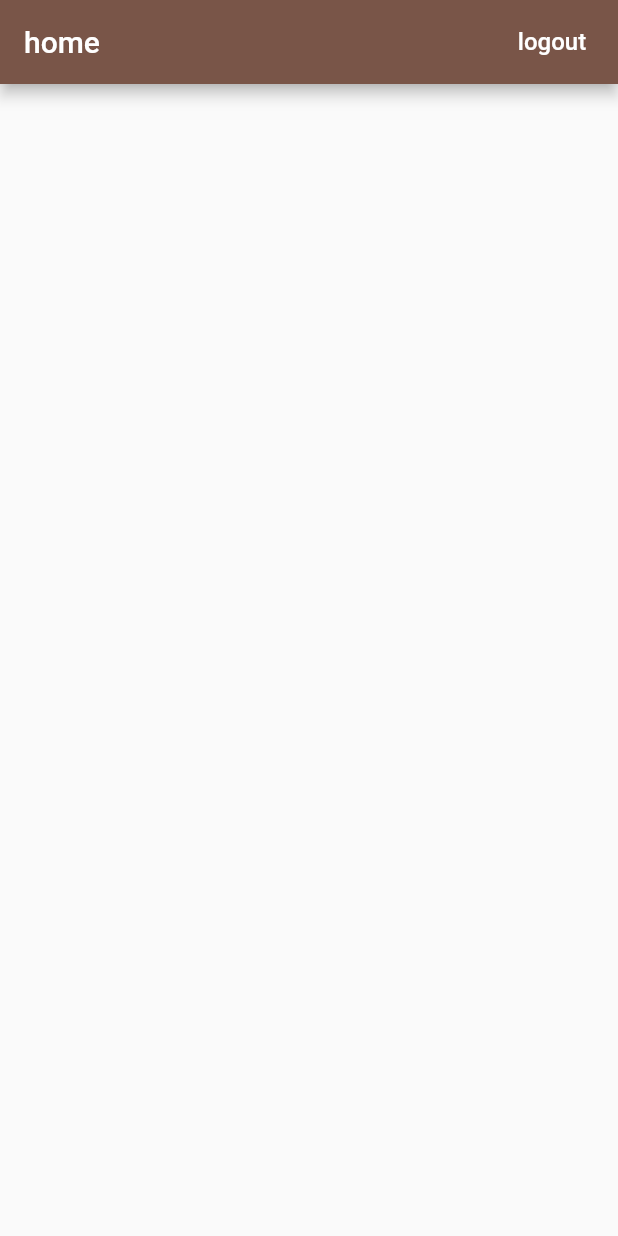
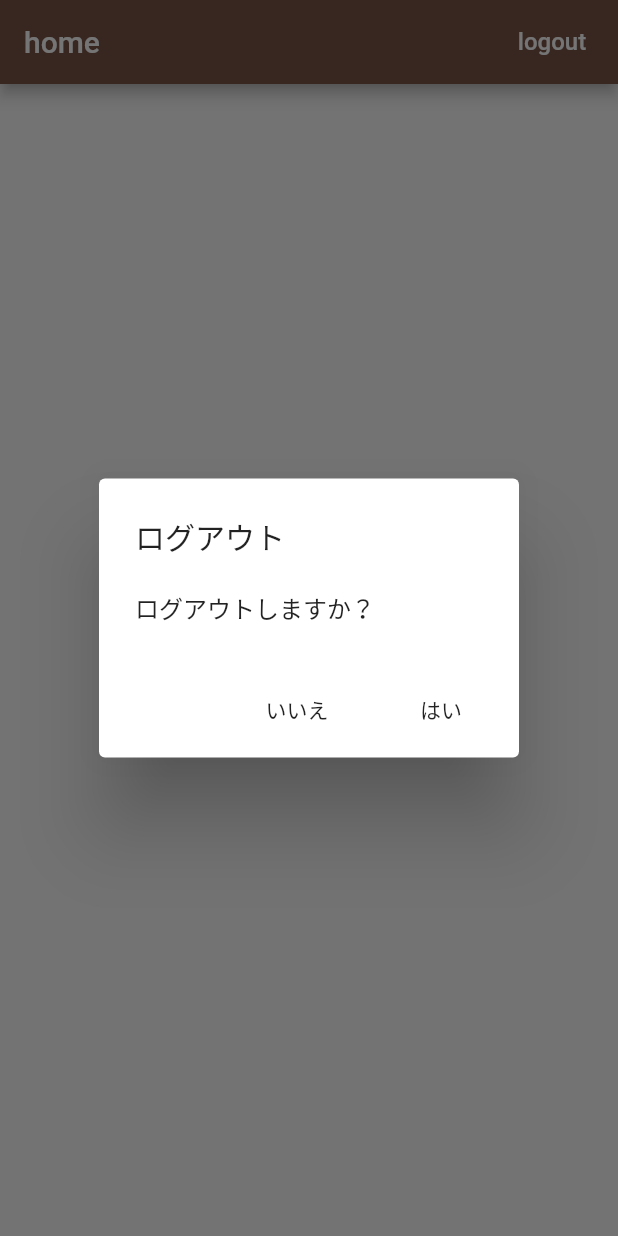
Before and after one commit to inoue723/warikan_native, a Flutter app: the screen it shows once a user with an empty profile is signed in, after a tap on "logout", on a phone screen of 412 x 824 dp. Run offline on Flutter 3.47's test engine with Material 2 defaults, Android fonts, the phone set to English and light mode, and no system bars; our stand-ins replace firebase_auth; accounts and stored records are empty.

Commit message:
add dialog

```diff
--- /dev/null
+++ b/lib/src/common_widgets/platform_alert_dialog.dart
@@ -0,0 +1,95 @@
+import 'dart:io';
+
+import 'package:flutter/material.dart';
+import 'package:flutter/cupertino.dart';
+import 'package:warikan_native/src/common_widgets/platform_widget.dart';
+
+class PlatformAlertDialog extends PlatformWidget {
+  PlatformAlertDialog({
+    @required this.title,
+    @required this.content,
+    this.cancelActionText,
+    @required this.defaultActionText,
+  })  : assert(title != null),
+        assert(content != null),
+        assert(defaultActionText != null);
+
+  final String title;
+  final String content;
+  final String cancelActionText;
+  final String defaultActionText;
+
+  Future<bool> show(BuildContext context) async {
+    return Platform.isIOS
+        ? await showCupertinoDialog(
+            context: context,
+            builder: (context) => this,
+          )
+        : await showDialog<bool>(
+            context: context,
+            builder: (context) => this,
+          );
+  }
+
+  @override
+  Widget buildCupertinoWidget(BuildContext context) {
+    return CupertinoAlertDialog(
+      title: Text(title),
+      content: Text(content),
+      actions: _buildActions(context),
+    );
+  }
+
+  @override
+  Widget buildMaterialWidget(BuildContext context) {
+    return AlertDialog(
+      title: Text(title),
+      content: Text(content),
+      actions: _buildActions(context),
+    );
+  }
+
+  List<Widget> _buildActions(BuildContext context) {
+    final actions = <Widget>[];
+
+    if (cancelActionText != null) {
+      actions.add(
+        PlatformAlertDialogAction(
+          child: Text(cancelActionText),
+          onPressed: () => Navigator.of(context).pop(false),
+        ),
+      );
+    }
+
+    actions.add(
+      PlatformAlertDialogAction(
+        child: Text(defaultActionText),
+        onPressed: () => Navigator.of(context).pop(true),
+      ),
+    );
+    return actions;
+  }
+}
+
+class PlatformAlertDialogAction extends PlatformWidget {
+  PlatformAlertDialogAction({this.child, this.onPressed});
+
+  final Widget child;
+  final VoidCallback onPressed;
+
+  @override
+  Widget buildCupertinoWidget(BuildContext context) {
+    return CupertinoDialogAction(
+      child: child,
+      onPressed: onPressed,
+    );
+  }
+
+  @override
+  Widget buildMaterialWidget(BuildContext context) {
+    return FlatButton(
+      child: child,
+      onPressed: onPressed,
+    );
+  }
+}
--- /dev/null
+++ b/lib/src/common_widgets/platform_widget.dart
@@ -0,0 +1,16 @@
+import 'dart:io';
+
+import 'package:flutter/material.dart';
+
+abstract class PlatformWidget extends StatelessWidget {
+  Widget buildCupertinoWidget(BuildContext context);
+  Widget buildMaterialWidget(BuildContext context);
+
+  @override
+  Widget build(BuildContext context) {
+    if (Platform.isIOS) {
+      return buildCupertinoWidget(context);
+    }
+    return buildMaterialWidget(context);
+  }
+}
--- a/lib/src/home_page.dart
+++ b/lib/src/home_page.dart
@@ -1,4 +1,5 @@
 import 'package:flutter/material.dart';
+import 'package:warikan_native/src/common_widgets/platform_alert_dialog.dart';
 import 'package:warikan_native/src/services/auth.dart';
 
 class HomePage extends StatelessWidget {
@@ -10,6 +11,19 @@ class HomePage extends StatelessWidget {
       await auth.signOut();
     } catch (error) {
       print(error.toString());
+    }
+  }
+
+  Future<void> _confirmSignOut(BuildContext context) async {
+    final didRequestSignOut = await PlatformAlertDialog(
+      title: "ログアウト",
+      content: "ログアウトしますか？",
+      cancelActionText: "いいえ",
+      defaultActionText: "はい",
+    ).show(context);
+
+    if (didRequestSignOut == true) {
+      _signOut();
     }
   }
 
@@ -27,7 +41,7 @@ class HomePage extends StatelessWidget {
                 color: Colors.white,
               ),
             ),
-            onPressed: _signOut,
+            onPressed: () => _confirmSignOut(context),
           )
         ],
       ),
--- a/lib/src/sign_in/sign_in_form.dart
+++ b/lib/src/sign_in/sign_in_form.dart
@@ -1,4 +1,5 @@
 import 'package:flutter/material.dart';
+import 'package:warikan_native/src/common_widgets/platform_alert_dialog.dart';
 import 'package:warikan_native/src/services/auth.dart';
 import 'package:warikan_native/src/sign_in/sign_in_button.dart';
 import 'package:warikan_native/src/sign_in/validators.dart';
@@ -34,7 +35,11 @@ class _SignInFormState extends State<SignInForm> {
         password: _password,
       );
     } catch (error) {
-      print(error.toString());
+      PlatformAlertDialog(
+        title: "ログインに失敗しました",
+        content: error.toString(),
+        defaultActionText: "OK",
+      ).show(context);
     } finally {
       setState(() {
         _isLoading = false;
```
